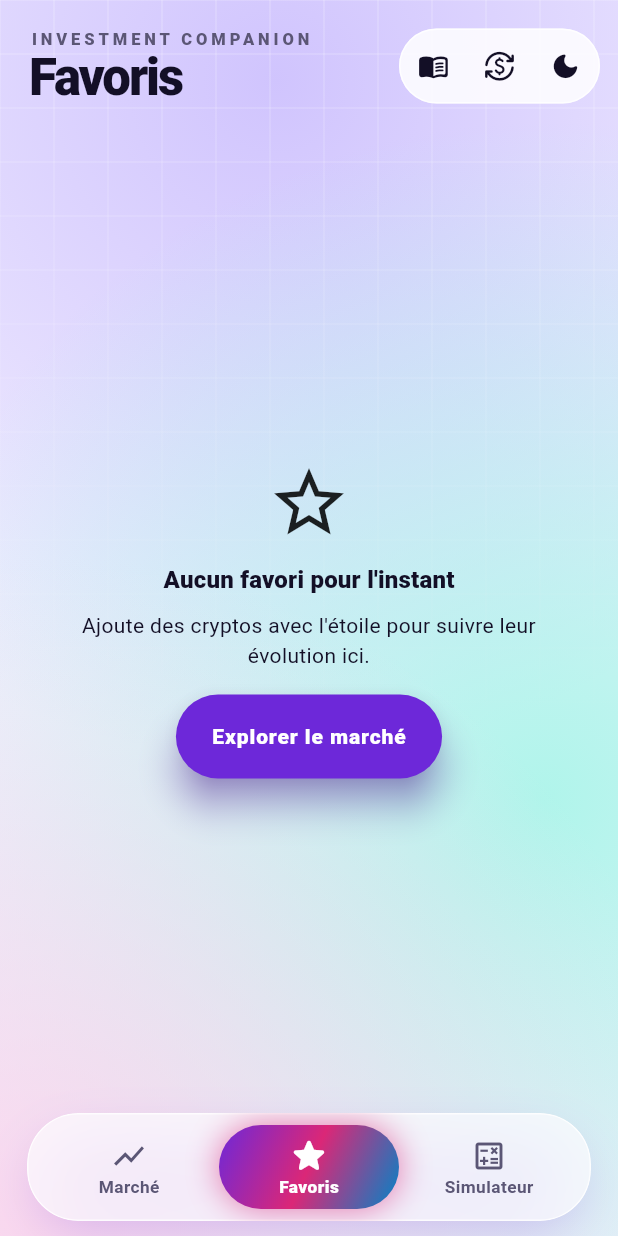
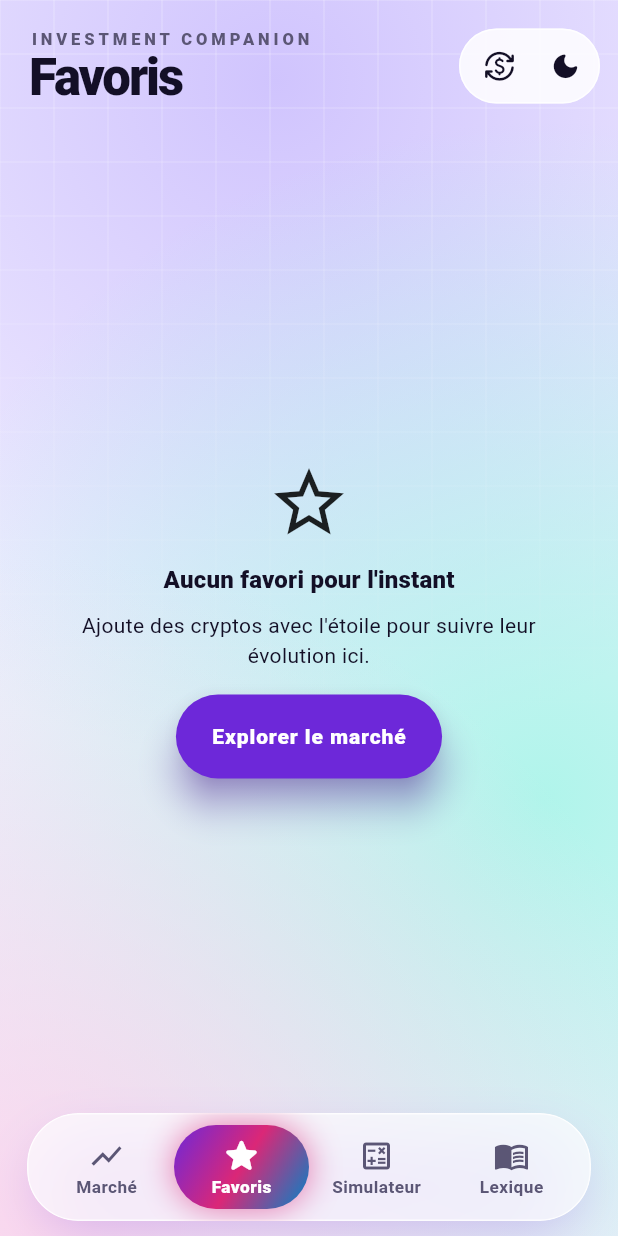
Before and after one commit to Delage-Luc/projet_investissement_flutter, a Flutter app: the screen it shows after launch, item 2 of the bottom bar chosen, on a phone screen of 412 x 824 dp. Run offline on Flutter 3.47's test engine with Material 3 defaults, Android fonts, the phone set to English and light mode, and no system bars; our stand-ins replace fl_chart, go_router, shared_preferences, sqflite; accounts and stored records are empty; network calls fail.

Commit message:
navigation bar change for lexique

```diff
--- a/lib/routing/app_router.dart
+++ b/lib/routing/app_router.dart
@@ -10,8 +10,9 @@ import 'package:projet_investissement_flutter/ui/saved_simulations/pages/saved_s
 import 'package:projet_investissement_flutter/ui/shared/widgets/app_shell.dart';
 import 'package:projet_investissement_flutter/ui/simulator/pages/simulator_page.dart';
 
-/// Trois onglets, une fiche d'actif et un lexique accessibles depuis chacun
-/// d'eux ; les simulations sauvegardées sont dans l'onglet Simulateur.
+/// Quatre onglets (Marché, Favoris, Simulateur, Lexique). La fiche d'actif
+/// et les notions du lexique s'ouvrent par-dessus ; les simulations
+/// sauvegardées sont dans l'onglet Simulateur.
 GoRouter createRouter() {
   final rootNavigatorKey = GlobalKey<NavigatorState>();
 
@@ -56,6 +57,12 @@ GoRouter createRouter() {
               ],
             ),
           ]),
+          StatefulShellBranch(routes: [
+            GoRoute(
+              path: Routes.glossaryPattern,
+              builder: (context, state) => const GlossaryPage(asTab: true),
+            ),
+          ]),
         ],
       ),
       GoRoute(
@@ -65,7 +72,7 @@ GoRouter createRouter() {
             AssetDetailPage(assetId: state.pathParameters['id']!),
       ),
       GoRoute(
-        path: Routes.glossaryPattern,
+        path: Routes.glossaryNotePattern,
         parentNavigatorKey: rootNavigatorKey,
         builder: (context, state) =>
             GlossaryPage(initialTermId: state.uri.queryParameters['term']),
--- a/lib/routing/routes.dart
+++ b/lib/routing/routes.dart
@@ -14,9 +14,15 @@ class Routes {
   static const String savedSimulations = '/simulator/saved';
   static String savedSimulation(int id) => '$savedSimulations/$id';
 
-  /// Lexique ; [term] ouvre directement la définition d'une notion.
+  /// Onglet Lexique.
   static const String glossaryPattern = '/glossary';
+
+  /// Notion du lexique ouverte par-dessus la page en cours (liens
+  /// « Lexique : … »), pour revenir à la fiche d'un simple retour.
+  static const String glossaryNotePattern = '/notion';
+
+  /// Sans [term] : l'onglet ; avec [term] : la notion, ouverte par-dessus.
   static String glossary({String? term}) => term == null
       ? glossaryPattern
-      : '$glossaryPattern?term=${Uri.encodeQueryComponent(term)}';
+      : '$glossaryNotePattern?term=${Uri.encodeQueryComponent(term)}';
 }
--- a/lib/ui/shared/widgets/app_shell.dart
+++ b/lib/ui/shared/widgets/app_shell.dart
@@ -17,6 +17,7 @@ class AppShell extends StatelessWidget {
     _Tab(Icons.show_chart_outlined, Icons.show_chart_rounded, 'Marché'),
     _Tab(Icons.star_border_rounded, Icons.star_rounded, 'Favoris'),
     _Tab(Icons.calculate_outlined, Icons.calculate_rounded, 'Simulateur'),
+    _Tab(Icons.menu_book_outlined, Icons.menu_book_rounded, 'Lexique'),
   ];
 
   @override
--- a/lib/ui/shared/widgets/custom_app_bar.dart
+++ b/lib/ui/shared/widgets/custom_app_bar.dart
@@ -1,7 +1,5 @@
 import 'package:flutter/material.dart';
-import 'package:go_router/go_router.dart';
 import 'package:projet_investissement_flutter/config/app_config.dart';
-import 'package:projet_investissement_flutter/routing/routes.dart';
 import 'package:projet_investissement_flutter/ui/settings/view_models/settings_view_model.dart';
 import 'package:projet_investissement_flutter/ui/shared/themes/app_theme.dart';
 import 'package:provider/provider.dart';
@@ -55,17 +53,7 @@ class CustomAppBar extends StatelessWidget implements PreferredSizeWidget {
         ],
       ),
       actions: [
-        AppBarActions(
-          children: [
-            ...actions,
-            IconButton(
-              tooltip: 'Lexique',
-              visualDensity: VisualDensity.compact,
-              icon: const Icon(Icons.menu_book_rounded, size: 21),
-              onPressed: () => context.push(Routes.glossary()),
-            ),
-          ],
-        ),
+        AppBarActions(children: actions),
       ],
     );
   }
```
Also changed, not shown: lib/ui/glossary/pages/glossary_page.dart (+12 -5 lines), 2 other files.
